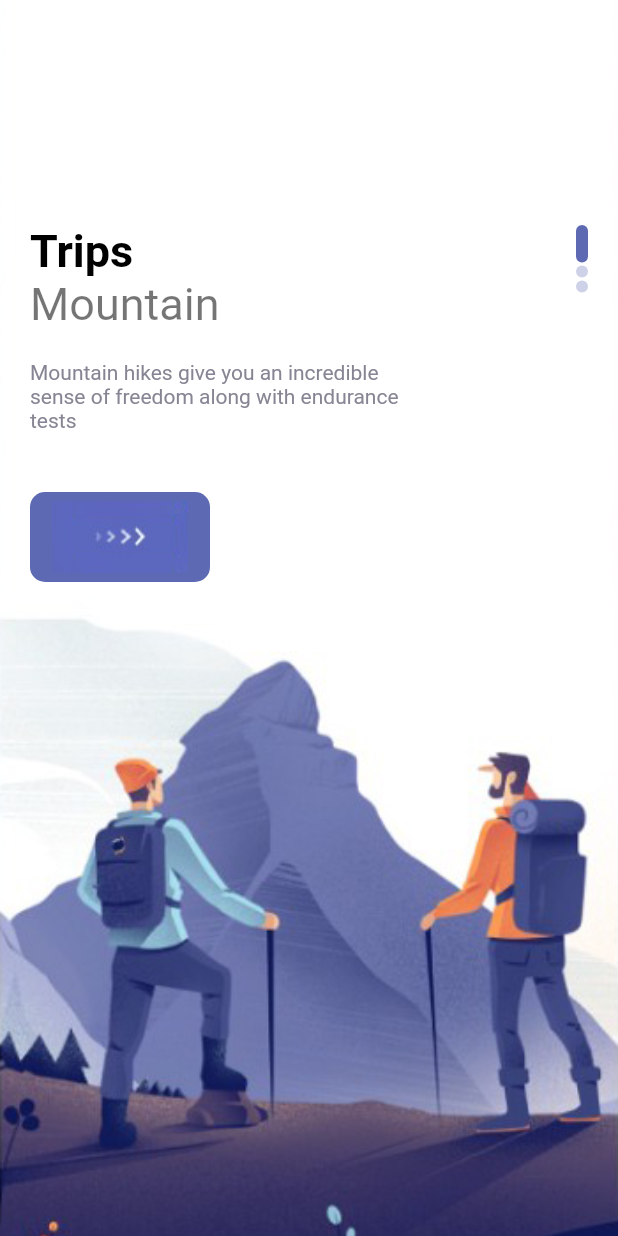
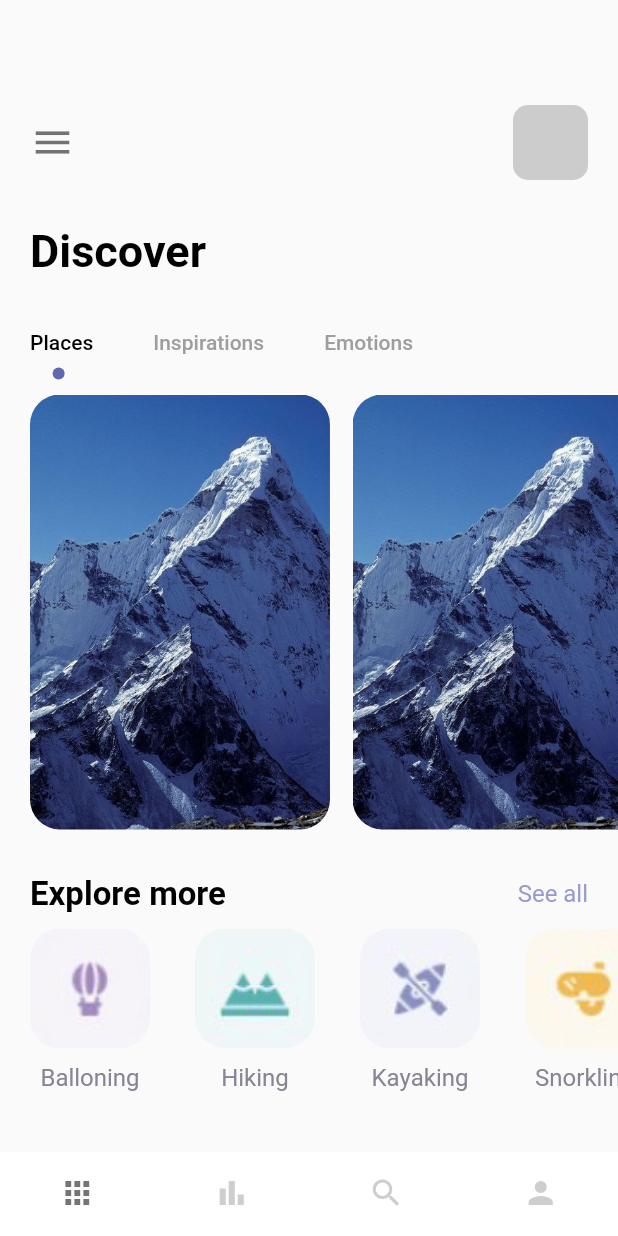
Before and after one commit to porterneon/travel_app, a Flutter app: the screen it shows after launch, on a phone screen of 412 x 824 dp. Run offline on Flutter 3.47's test engine with Material 2 defaults, Android fonts, the phone set to English and light mode, and no system bars.

Commit message:
add main page

```diff
--- a/lib/main.dart
+++ b/lib/main.dart
@@ -1,5 +1,5 @@
 import 'package:flutter/material.dart';
-import 'package:travel_app/pages/welcome_page.dart';
+import 'package:travel_app/pages/navpages/main_page.dart';
 
 void main() {
   runApp(const MyApp());
@@ -16,7 +16,7 @@ class MyApp extends StatelessWidget {
       theme: ThemeData(
         primarySwatch: Colors.blue,
       ),
-      home: const WelcomePage(),
+      home: const MainPage(),
     );
   }
 }
--- /dev/null
+++ b/lib/pages/navpages/bar_item_page.dart
@@ -0,0 +1,14 @@
+import 'package:flutter/material.dart';
+
+class BarItemPage extends StatelessWidget {
+  const BarItemPage({super.key});
+
+  @override
+  Widget build(BuildContext context) {
+    return Container(
+      child: Center(
+        child: Text("Bar Item Page"),
+      ),
+    );
+  }
+}
--- /dev/null
+++ b/lib/pages/navpages/home_page.dart
@@ -0,0 +1,228 @@
+import 'package:flutter/material.dart';
+import 'package:travel_app/misc/colors.dart';
+import 'package:travel_app/widgets/app_large_text.dart';
+import 'package:travel_app/widgets/app_text.dart';
+
+class HomePage extends StatefulWidget {
+  const HomePage({super.key});
+
+  @override
+  State<HomePage> createState() => _HomePageState();
+}
+
+class _HomePageState extends State<HomePage> with TickerProviderStateMixin {
+  var images = {
+    "balloning.png": "Balloning",
+    "hiking.png": "Hiking",
+    "kayaking.png": "Kayaking",
+    "snorkling.png": "Snorkling",
+  };
+
+  @override
+  Widget build(BuildContext context) {
+    TabController _tabController = TabController(length: 3, vsync: this);
+    return Scaffold(
+      body: SingleChildScrollView(
+        child: Column(
+          crossAxisAlignment: CrossAxisAlignment.start,
+          children: [
+            Container(
+              padding: const EdgeInsets.only(
+                top: 70,
+                left: 20,
+              ),
+              child: Row(
+                children: [
+                  Icon(
+                    Icons.menu,
+                    size: 30,
+                    color: Colors.black54,
+                  ),
+                  Expanded(child: Container()),
+                  Container(
+                    width: 50,
+                    height: 50,
+                    margin: const EdgeInsets.only(
+                      right: 20,
+                    ),
+                    decoration: BoxDecoration(
+                      borderRadius: BorderRadius.circular(10),
+                      color: Colors.grey.withOpacity(0.5),
+                    ),
+                  )
+                ],
+              ),
+            ),
+            SizedBox(
+              height: 30,
+            ),
+            Container(
+              margin: EdgeInsets.only(left: 20),
+              child: AppLargeText(text: "Discover"),
+            ),
+            SizedBox(
+              height: 20,
+            ),
+            Container(
+              child: Align(
+                alignment: Alignment.centerLeft,
+                child: TabBar(
+                  labelPadding: const EdgeInsets.only(left: 20, right: 20),
+                  controller: _tabController,
+                  labelColor: Colors.black,
+                  unselectedLabelColor: Colors.grey,
+                  isScrollable: true,
+                  indicatorSize: TabBarIndicatorSize.label,
+                  indicator:
+                      CircleTabIndicator(color: AppColors.mainColor, radius: 4),
+                  tabs: [
+                    Tab(
+                      text: "Places",
+                    ),
+                    Tab(
+                      text: "Inspirations",
+                    ),
+                    Tab(
+                      text: "Emotions",
+                    )
+                  ],
+                ),
+              ),
+            ),
+            Container(
+              padding: const EdgeInsets.only(left: 20),
+              height: 300,
+              width: double.maxFinite,
+              child: TabBarView(
+                controller: _tabController,
+                children: [
+                  ListView.builder(
+                    itemCount: 3,
+                    scrollDirection: Axis.horizontal,
+                    itemBuilder: (BuildContext context, int index) {
+                      return Container(
+                        margin: const EdgeInsets.only(right: 15, top: 10),
+                        width: 200,
+                        height: 300,
+                        decoration: BoxDecoration(
+                          borderRadius: BorderRadius.circular(20),
+                          color: Colors.white,
+                          image: DecorationImage(
+                            image: AssetImage("img/mountain.jpeg"),
+                            fit: BoxFit.cover,
+                          ),
+                        ),
+                      );
+                    },
+                  ),
+                  Text("There"),
+                  Text("Bve"),
+                ],
+              ),
+            ),
+            SizedBox(
+              height: 30,
+            ),
+            Container(
+              margin: const EdgeInsets.only(left: 20, right: 20),
+              child: Row(
+                mainAxisAlignment: MainAxisAlignment.spaceBetween,
+                children: [
+                  AppLargeText(
+                    text: "Explore more",
+                    size: 22,
+                  ),
+                  AppText(
+                    text: "See all",
+                    color: AppColors.textColor1,
+                  ),
+                ],
+              ),
+            ),
+            SizedBox(
+              height: 10,
+            ),
+            Container(
+              height: 120,
+              width: double.maxFinite,
+              margin: const EdgeInsets.only(left: 20),
+              child: ListView.builder(
+                  itemCount: 4,
+                  scrollDirection: Axis.horizontal,
+                  itemBuilder: (_, index) {
+                    return Container(
+                      margin: const EdgeInsets.only(right: 30),
+                      child: Column(
+                        children: [
+                          Container(
+                            //margin: const EdgeInsets.only(right: 50),
+                            width: 80,
+                            height: 80,
+                            decoration: BoxDecoration(
+                              borderRadius: BorderRadius.circular(20),
+                              color: Colors.white,
+                              image: DecorationImage(
+                                image: AssetImage(
+                                    "img/${images.keys.elementAt(index)}"),
+                                fit: BoxFit.cover,
+                              ),
+                            ),
+                          ),
+                          SizedBox(
+                            height: 10,
+                          ),
+                          Container(
+                            child: AppText(
+                              text: images.values.elementAt(index),
+                              color: AppColors.textColor2,
+                            ),
+                          )
+                        ],
+                      ),
+                    );
+                  }),
+            ),
+          ],
+        ),
+      ),
+    );
+  }
+}
+
+class CircleTabIndicator extends Decoration {
+  final Color color;
+  double radius;
+
+  CircleTabIndicator({
+    required this.color,
+    required this.radius,
+  });
+
+  @override
+  BoxPainter createBoxPainter([VoidCallback? onChanged]) {
+    return CirclePainter(color: color, radius: radius);
+  }
+}
+
+class CirclePainter extends BoxPainter {
+  final Color color;
+  double radius;
+
+  CirclePainter({
+    required this.color,
+    required this.radius,
+  });
+
+  @override
+  void paint(Canvas canvas, Offset offset, ImageConfiguration configuration) {
+    Paint paint = Paint();
+    paint.color = color;
+    paint.isAntiAlias = true;
+
+    final Offset circleOffset = Offset(
+        (configuration.size!.width / 2) - (radius / 2),
+        configuration.size!.height - radius);
+
+    canvas.drawCircle(offset + circleOffset, radius, paint);
+  }
+}
--- /dev/null
+++ b/lib/pages/navpages/main_page.dart
@@ -0,0 +1,68 @@
+import 'package:flutter/material.dart';
+import 'package:travel_app/pages/navpages/bar_item_page.dart';
+import 'package:travel_app/pages/navpages/home_page.dart';
+import 'package:travel_app/pages/navpages/my_page.dart';
+import 'package:travel_app/pages/navpages/search_page.dart';
+
+class MainPage extends StatefulWidget {
+  const MainPage({super.key});
+
+  @override
+  State<MainPage> createState() => _MainPageState();
+}
+
+class _MainPageState extends State<MainPage> {
+  List pages = [
+    HomePage(),
+    BarItemPage(),
+    SearchPage(),
+    MyPage(),
+  ];
+
+  int currentIndex = 0;
+
+  void onTap(int index) {
+    setState(() {
+      currentIndex = index;
+    });
+  }
+
+  @override
+  Widget build(BuildContext context) {
+    return Scaffold(
+      backgroundColor: Colors.white,
+      body: pages[currentIndex],
+      bottomNavigationBar: BottomNavigationBar(
+        unselectedFontSize: 0,
+        selectedFontSize: 0,
+        type: BottomNavigationBarType.fixed,
+        backgroundColor: Colors.white,
+        onTap: onTap,
+        currentIndex: currentIndex,
+        selectedItemColor: Colors.black54,
+        unselectedItemColor: Colors.grey.withOpacity(0.5),
+        showUnselectedLabels: false,
+        showSelectedLabels: false,
+        elevation: 0,
+        items: [
+          BottomNavigationBarItem(
+            label: "Home",
+            icon: Icon(Icons.apps),
+          ),
+          BottomNavigationBarItem(
+            label: "Bar",
+            icon: Icon(Icons.bar_chart_sharp),
+          ),
+          BottomNavigationBarItem(
+            label: "Search",
+            icon: Icon(Icons.search),
+          ),
+          BottomNavigationBarItem(
+            label: "My",
+            icon: Icon(Icons.person),
+          ),
+        ],
+      ),
+    );
+  }
+}
--- /dev/null
+++ b/lib/pages/navpages/my_page.dart
@@ -0,0 +1,14 @@
+import 'package:flutter/material.dart';
+
+class MyPage extends StatelessWidget {
+  const MyPage({super.key});
+
+  @override
+  Widget build(BuildContext context) {
+    return Container(
+      child: Center(
+        child: Text("My Page"),
+      ),
+    );
+  }
+}
--- /dev/null
+++ b/lib/pages/navpages/search_page.dart
@@ -0,0 +1,14 @@
+import 'package:flutter/material.dart';
+
+class SearchPage extends StatelessWidget {
+  const SearchPage({super.key});
+
+  @override
+  Widget build(BuildContext context) {
+    return Container(
+      child: Center(
+        child: Text("Search Page"),
+      ),
+    );
+  }
+}
--- a/lib/pages/welcome_page.dart
+++ b/lib/pages/welcome_page.dart
@@ -54,7 +54,7 @@ class _WelcomePageState extends State<WelcomePage> {
                           width: 250,
                           child: AppText(
                             text:
-                                "Mountain hikes give you an incredible sense of freedom along with endurance tests",
+                                "Mountain hikes give you an incredible sense of freedom along with endurance tests.",
                             color: AppColors.textColor2,
                             size: 14,
                           ),
```
